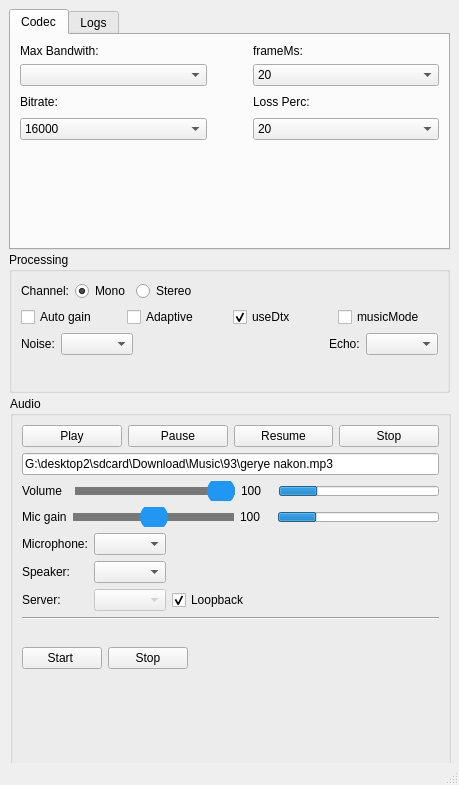
Qt form mainwindow.ui (crazyfull/AudioStreamer) before a commit.
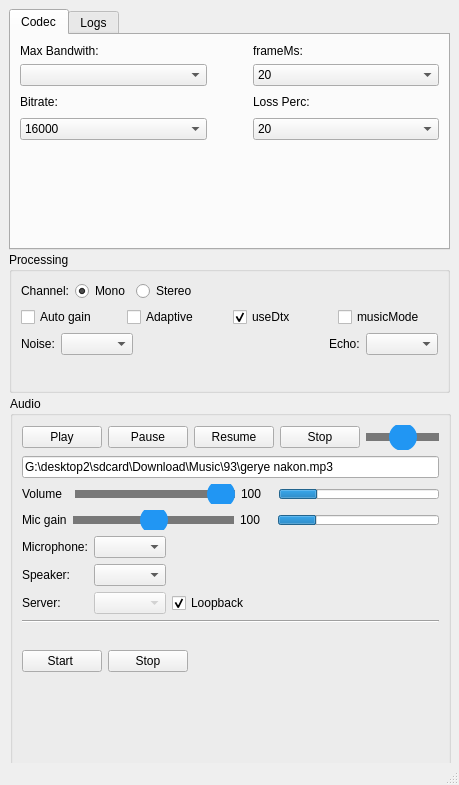
The same form after that commit. Icons and pictures are not drawn.

Commit message: add music volume slider

Patch:
```diff
--- a/mainwindow.ui
+++ b/mainwindow.ui
@@ -560,6 +560,28 @@
            </property>
           </widget>
          </item>
+         <item>
+          <widget class="QSlider" name="musicGainSlider">
+           <property name="maximum">
+            <number>200</number>
+           </property>
+           <property name="pageStep">
+            <number>20</number>
+           </property>
+           <property name="value">
+            <number>100</number>
+           </property>
+           <property name="orientation">
+            <enum>Qt::Horizontal</enum>
+           </property>
+           <property name="tickPosition">
+            <enum>QSlider::TicksBothSides</enum>
+           </property>
+           <property name="tickInterval">
+            <number>20</number>
+           </property>
+          </widget>
+         </item>
         </layout>
        </item>
        <item>
```
The commit also changes 2 other files.
